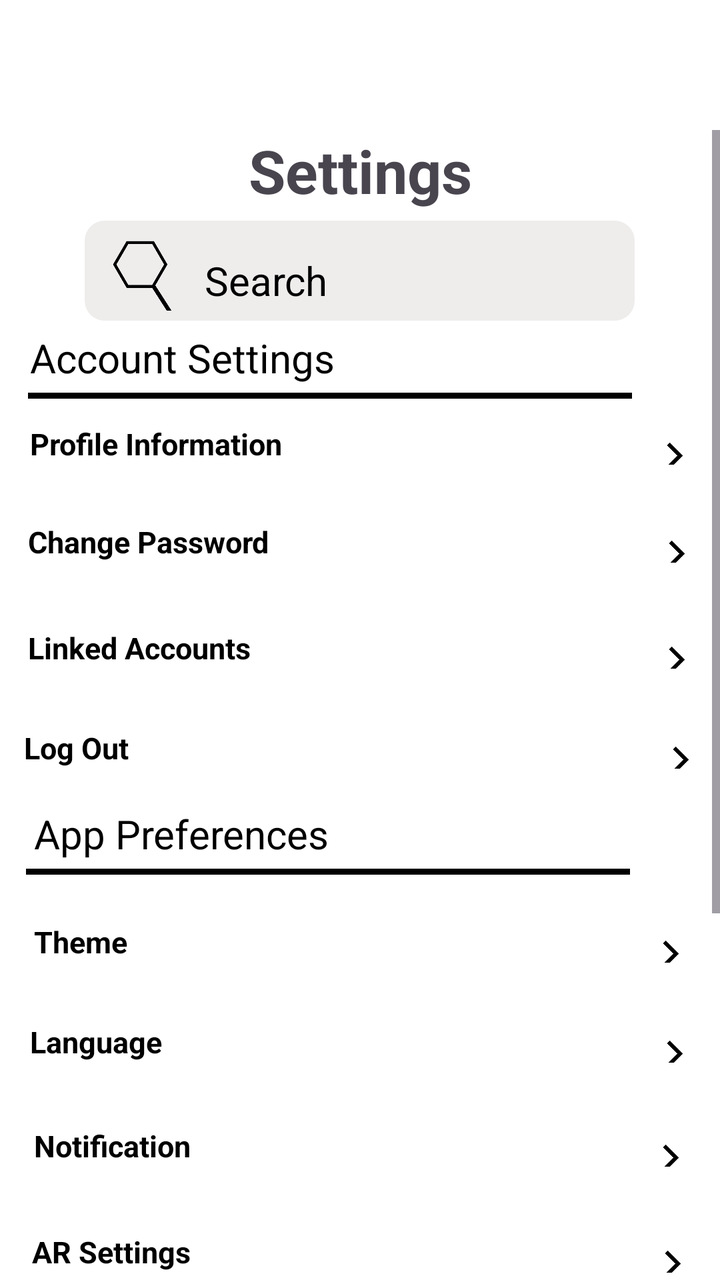
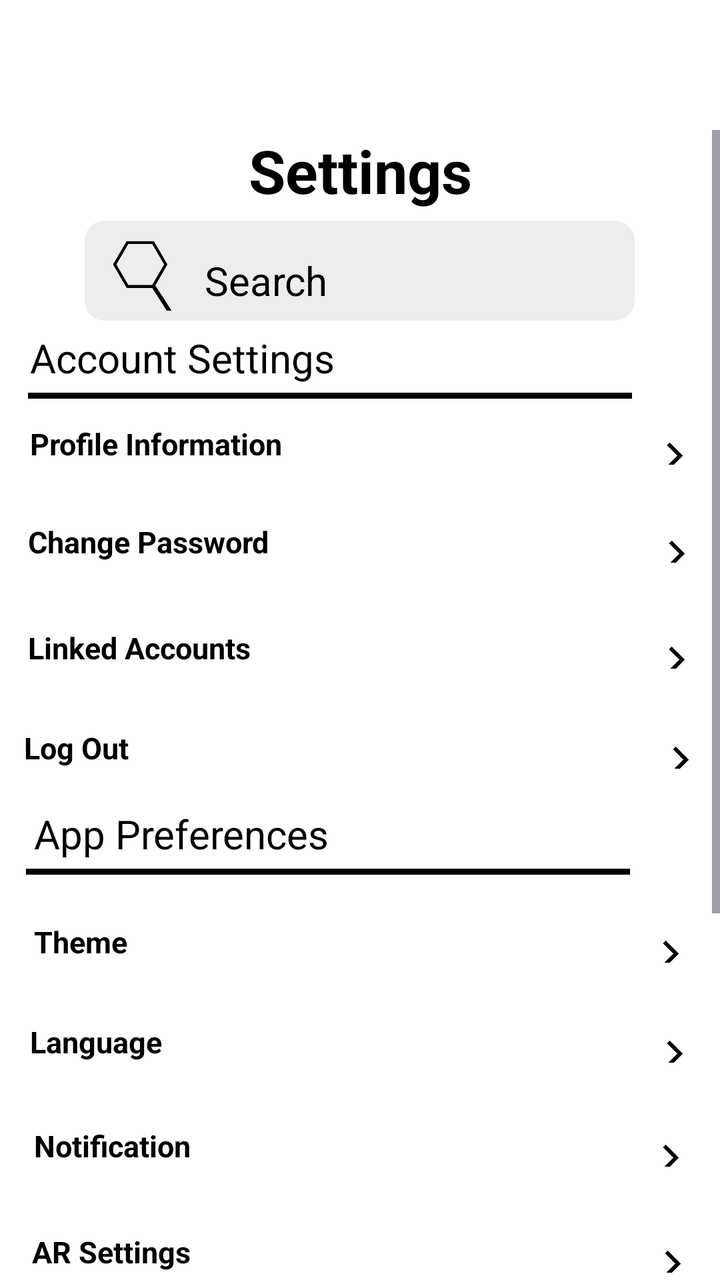

Two renders of the same Android screen: before a commit and after it. Below are the layout's source before the change and the commit's diff.
<!-- AndroidManifest.xml: application theme Theme.LayoutLab -->
<!-- res/layout/activity_settings.xml -->
<?xml version="1.0" encoding="utf-8"?>
<LinearLayout xmlns:android="http://schemas.android.com/apk/res/android"
    xmlns:app="http://schemas.android.com/apk/res-auto"
    xmlns:tools="http://schemas.android.com/tools"
    android:id="@+id/main"
    android:layout_width="match_parent"
    android:layout_height="match_parent"
    tools:context=".settings"
    android:orientation="vertical"
    android:background="@color/white">

    <LinearLayout
        android:layout_width="match_parent"
        android:layout_height="wrap_content"
        android:orientation="vertical">

        
        <LinearLayout
            android:layout_width="match_parent"
            android:layout_height="wrap_content"
            android:padding="5dp">

            <LinearLayout
                android:layout_width="0dp"
                android:layout_height="50dp"
                android:layout_weight="1"
                android:orientation="horizontal"
                android:gravity="start">

                <Button
                    android:id="@+id/btn_backSettings"
                    android:layout_width="50dp"
                    android:layout_height="50dp"
                    android:backgroundTint="@android:color/transparent"
                    android:foreground="@drawable/back_icon" />

            </LinearLayout>

            <LinearLayout
                android:layout_width="0dp"
                android:layout_height="50dp"
                android:layout_weight="1"
                android:orientation="horizontal"
                android:gravity="center">

                <com.google.android.material.button.MaterialButton
                    android:id="@+id/btn_logoHome"
                    android:layout_width="50dp"
                    android:layout_height="50dp"
                    android:foreground="@drawable/logo_transparent"
                    app:backgroundTint="@android:color/transparent"
                    android:clickable="false"/>

            </LinearLayout>

            <LinearLayout
                android:layout_width="0dp"
                android:layout_height="50dp"
                android:layout_weight="1"
                android:orientation="horizontal"
                android:gravity="start">


            </LinearLayout>

        </LinearLayout>


        <ScrollView
            android:layout_width="match_parent"
            android:layout_height="0dp"
            android:layout_weight="1"
            android:clipToPadding="false"
            android:paddingTop="5dp">

            <LinearLayout
                android:layout_width="match_parent"
                android:layout_height="wrap_content"
                android:orientation="vertical">

                
                <LinearLayout
                    android:layout_width="match_parent"
                    android:layout_height="wrap_content"
                    android:gravity="center">

                    <TextView
                        android:layout_width="match_parent"
                        android:layout_height="wrap_content"
                        android:textSize="30sp"
                        android:text="Settings"
                        android:textAlignment="center"
                        android:textStyle="bold"/>

                </LinearLayout>

                
                <LinearLayout
                    android:layout_width="match_parent"
                    android:layout_height="wrap_content"
                    android:gravity="center"
                    android:layout_margin="5dp">

                    <LinearLayout
                        android:layout_width="275dp"
                        android:layout_height="50dp"
                        android:orientation="horizontal"
                        android:padding="5dp"
                        android:background="@drawable/search">

                        <ImageView
                            android:layout_width="50dp"
                            android:layout_height="50dp"
                            android:background="@drawable/search_icon"/>


                        <EditText
                            android:id="@+id/etx_searchProfile"
                            android:layout_width="match_parent"
                            android:layout_height="50dp"
                            android:background="@android:color/transparent"
                            android:hint="@string/search"
                            android:inputType="text"
                            android:padding="3dp"
                            android:paddingStart="5dp"
                            android:paddingEnd="5sp"
                            android:textColorHint="@color/black"
                            android:textSize="20sp" />

                    </LinearLayout>

                </LinearLayout>

                <TextView
                    android:id="@+id/r0j7dhyzxbohl"
                    android:textColor="#000000"
                    android:textSize="20sp"
                    android:layout_marginBottom="4dp"
                    android:layout_marginStart="15dp"
                    android:layout_height="wrap_content"
                    android:layout_width="wrap_content"
                    android:text="Account Settings"
                    />
                <LinearLayout
                    android:id="@+id/r5jvzmlwnhjv"
                    android:layout_width="302dp"
                    android:layout_height="3dp"
                    android:background="#000000"
                    android:layout_marginBottom="12dp"
                    android:layout_marginHorizontal="14dp"
                    android:orientation="vertical">
                </LinearLayout>
                <LinearLayout
                    android:id="@+id/rqnszk14l15a"
                    android:layout_width="match_parent"
                    android:layout_height="wrap_content"
                    android:gravity="center_vertical"
                    android:layout_marginBottom="28dp"
                    android:layout_marginHorizontal="15dp"
                    android:orientation="horizontal">
                    <TextView
                        android:id="@+id/re6kdn0kv4v6"
                        android:textColor="#000000"
                        android:textSize="15sp"
                        android:textStyle="bold"
                        android:layout_height="wrap_content"
                        android:layout_width="wrap_content"
                        android:text="Profile Information"
                        />
                    <View
                        android:layout_width="0dp"
                        android:layout_height="0dp"
                        android:layout_weight="1"
                        />
                    <ImageView
                        android:id="@+id/rd6v9wwy13jk"
                        android:layout_width="15dp"
                        android:layout_height="15dp"
                        android:scaleX="-1"
                        android:layout_marginTop="6dp"
                        android:src="@drawable/back_icon"
                        android:scaleType="fitXY"
                        />
                </LinearLayout>
                <LinearLayout
                    android:id="@+id/r2fv7ewwj5oc"
                    android:layout_width="match_parent"
                    android:layout_height="wrap_content"
                    android:gravity="center_vertical"
                    android:layout_marginBottom="32dp"
                    android:layout_marginHorizontal="14dp"
                    android:orientation="horizontal">
                    <TextView
                        android:id="@+id/rc1psbbkwq9n"
                        android:textColor="#000000"
                        android:textSize="15sp"
                        android:textStyle="bold"
                        android:layout_height="wrap_content"
                        android:layout_width="wrap_content"
                        android:text="Change Password"
                        />
                    <View
                        android:layout_width="0dp"
                        android:layout_height="0dp"
                        android:layout_weight="1"
                        />
                    <ImageView
                        android:id="@+id/r0sjg36l9fxu"
                        android:layout_width="15dp"
                        android:layout_height="15dp"
                        android:scaleX="-1"
                        android:layout_marginTop="6dp"
                        android:src="@drawable/back_icon"
                        android:scaleType="fitXY"
                        />
                </LinearLayout>
                <LinearLayout
                    android:id="@+id/r1kok2t9bk5n"
                    android:layout_width="match_parent"
                    android:layout_height="wrap_content"
                    android:gravity="center_vertical"
                    android:layout_marginBottom="29dp"
                    android:layout_marginHorizontal="14dp"
                    android:orientation="horizontal">
                    <TextView
                        android:id="@+id/riiviqivxtej"
                        android:textColor="#000000"
                        android:textSize="15sp"
                        android:textStyle="bold"
                        android:layout_height="wrap_content"
                        android:layout_width="wrap_content"
                        android:text="Linked Accounts"
                        />
                    <View
                        android:layout_width="0dp"
                        android:layout_height="0dp"
                        android:layout_weight="1"
                        />
                    <ImageView
                        android:id="@+id/rh5e8zuo1i6c"
                        android:layout_width="15dp"
                        android:layout_height="15dp"
                        android:scaleX="-1"
                        android:layout_marginTop="6dp"
                        android:src="@drawable/back_icon"
                        android:scaleType="fitXY"
                        />
                </LinearLayout>
                <LinearLayout
                    android:id="@+id/rlq5dfus83i"
                    android:layout_width="match_parent"
                    android:layout_height="wrap_content"
                    android:gravity="center_vertical"
                    android:layout_marginBottom="19dp"
                    android:layout_marginHorizontal="12dp"
                    android:orientation="horizontal">
                    <TextView
                        android:id="@+id/r44x8f1nhm3s"
                        android:textColor="#000000"
                        android:textSize="15sp"
                        android:textStyle="bold"
                        android:layout_height="wrap_content"
                        android:layout_width="wrap_content"
                        android:text="Log Out"
                        />
                    <View
                        android:layout_width="0dp"
                        android:layout_height="0dp"
                        android:layout_weight="1"
                        />
                    <ImageView
                        android:id="@+id/rox7k5v81tv"
                        android:layout_width="15dp"
                        android:layout_height="15dp"
                        android:scaleX="-1"
                        android:layout_marginTop="6dp"
                        android:src="@drawable/back_icon"
                        android:scaleType="fitXY"
                        />
                </LinearLayout>
                <TextView
                    android:id="@+id/rlu7jut4o3b"
                    android:textColor="#000000"
                    android:textSize="20sp"
                    android:layout_marginBottom="4dp"
                    android:layout_marginStart="17dp"
                    android:layout_height="wrap_content"
                    android:layout_width="wrap_content"
                    android:text="App Preferences"
                    />
                <LinearLayout
                    android:id="@+id/rqyuon6hni3j"
                    android:layout_width="302dp"
                    android:layout_height="3dp"
                    android:background="#000000"
                    android:layout_marginBottom="23dp"
                    android:layout_marginHorizontal="13dp"
                    android:orientation="vertical">
                </LinearLayout>
                <LinearLayout
                    android:id="@+id/ri576s8ifgv"
                    android:layout_width="match_parent"
                    android:layout_height="wrap_content"
                    android:gravity="center_vertical"
                    android:layout_marginBottom="29dp"
                    android:layout_marginHorizontal="17dp"
                    android:orientation="horizontal">
                    <TextView
                        android:id="@+id/rb426x6wstl"
                        android:textColor="#000000"
                        android:textSize="15sp"
                        android:textStyle="bold"
                        android:layout_height="wrap_content"
                        android:layout_width="wrap_content"
                        android:text="Theme"
                        />
                    <View
                        android:layout_width="0dp"
                        android:layout_height="0dp"
                        android:layout_weight="1"
                        />
                    <ImageView
                        android:id="@+id/rvlj6xjopkyk"
                        android:layout_width="15dp"
                        android:layout_height="15dp"
                        android:scaleX="-1"
                        android:layout_marginTop="6dp"
                        android:src="@drawable/back_icon"
                        android:scaleType="fitXY"
                        />
                </LinearLayout>
                <LinearLayout
                    android:id="@+id/reh1a0lr5c05"
                    android:layout_width="match_parent"
                    android:layout_height="wrap_content"
                    android:gravity="center_vertical"
                    android:layout_marginBottom="31dp"
                    android:layout_marginHorizontal="15dp"
                    android:orientation="horizontal">
                    <TextView
                        android:id="@+id/rew25xgbzt3"
                        android:textColor="#000000"
                        android:textSize="15sp"
                        android:textStyle="bold"
                        android:layout_height="wrap_content"
                        android:layout_width="wrap_content"
                        android:text="Language"
                        />
                    <View
                        android:layout_width="0dp"
                        android:layout_height="0dp"
                        android:layout_weight="1"
                        />
                    <ImageView
                        android:id="@+id/rb7fxvnf3lpn"
                        android:layout_width="15dp"
                        android:layout_height="15dp"
                        android:scaleX="-1"
                        android:layout_marginTop="6dp"
                        android:src="@drawable/back_icon"
                        android:scaleType="fitXY"
                        />
                </LinearLayout>
                <LinearLayout
                    android:id="@+id/rvo4vd94v74l"
                    android:layout_width="match_parent"
                    android:layout_height="wrap_content"
                    android:gravity="center_vertical"
                    android:layout_marginBottom="32dp"
                    android:layout_marginHorizontal="17dp"
                    android:orientation="horizontal">
                    <TextView
                        android:id="@+id/r1k0n497utd"
                        android:textColor="#000000"
                        android:textSize="15sp"
                        android:textStyle="bold"
                        android:layout_height="wrap_content"
                        android:layout_width="wrap_content"
                        android:text="Notification"
                        />
                    <View
                        android:layout_width="0dp"
                        android:layout_height="0dp"
                        android:layout_weight="1"
                        />
                    <ImageView
                        android:id="@+id/rbiwfhlr36j"
                        android:layout_width="15dp"
                        android:layout_height="15dp"
                        android:scaleX="-1"
                        android:layout_marginTop="6dp"
                        android:src="@drawable/back_icon"
                        android:scaleType="fitXY"
                        />
                </LinearLayout>
                <LinearLayout
                    android:id="@+id/rupewp4p50di"
                    android:layout_width="match_parent"
                    android:layout_height="wrap_content"
                    android:gravity="center_vertical"
                    android:layout_marginBottom="34dp"
                    android:layout_marginHorizontal="16dp"
                    android:orientation="horizontal">
                    <TextView
                        android:id="@+id/rv4zsw8g70w"
                        android:textColor="#000000"
                        android:textSize="15sp"
                        android:textStyle="bold"
                        android:layout_height="wrap_content"
                        android:layout_width="wrap_content"
                        android:text="AR Settings"
                        />
                    <View
                        android:layout_width="0dp"
                        android:layout_height="0dp"
                        android:layout_weight="1"
                        />
                    <ImageView
                        android:id="@+id/rhzvq7su9jhc"
                        android:layout_width="15dp"
                        android:layout_height="15dp"
                        android:scaleX="-1"
                        android:layout_marginTop="6dp"
                        android:src="@drawable/back_icon"
                        android:scaleType="fitXY"
                        />
                </LinearLayout>
                <LinearLayout
                    android:id="@+id/rdv5u73ycx6"
                    android:layout_width="match_parent"
                    android:layout_height="wrap_content"
                    android:gravity="center_vertical"
                    android:layout_marginBottom="29dp"
                    android:layout_marginHorizontal="18dp"
                    android:orientation="horizontal">
                    <TextView
                        android:id="@+id/ren49v1yyeil"
                        android:textColor="#000000"
                        android:textSize="15sp"
                        android:textStyle="bold"
                        android:layout_height="wrap_content"
                        android:layout_width="wrap_content"
                        android:text="Updates"
                        />
                    <View
                        android:layout_width="0dp"
                        android:layout_height="0dp"
                        android:layout_weight="1"
                        />
                    <ImageView
                        android:id="@+id/rcseg1i7ppy9"
                        android:layout_width="15dp"
                        android:layout_height="15dp"
                        android:scaleX="-1"
                        android:layout_marginTop="6dp"
                        android:src="@drawable/back_icon"
                        android:scaleType="fitXY"
                        />
                </LinearLayout>
                <TextView
                    android:id="@+id/rjeyezbwm8sm"
                    android:textColor="#000000"
                    android:textSize="20sp"
                    android:layout_marginBottom="3dp"
                    android:layout_marginStart="19dp"
                    android:layout_height="wrap_content"
                    android:layout_width="wrap_content"
                    android:text="Privacy Settings"
                    />
                <LinearLayout
                    android:id="@+id/rfflrllxukcd"
                    android:layout_width="302dp"
                    android:layout_height="3dp"
                    android:background="#000000"
                    android:layout_marginBottom="23dp"
                    android:layout_marginHorizontal="16dp"
                    android:orientation="vertical">
                </LinearLayout>
                <LinearLayout
                    android:id="@+id/rjdhq173vwmm"
                    android:layout_width="match_parent"
                    android:layout_height="wrap_content"
                    android:gravity="center_vertical"
                    android:layout_marginBottom="28dp"
                    android:layout_marginHorizontal="15dp"
                    android:orientation="horizontal">
                    <TextView
                        android:id="@+id/r57br8m3a4ra"
                        android:textColor="#000000"
                        android:textSize="15sp"
                        android:textStyle="bold"
                        android:layout_height="wrap_content"
                        android:layout_width="wrap_content"
                        android:text="Visibility of Shared Designs"
                        />
                    <View
                        android:layout_width="0dp"
                        android:layout_height="0dp"
                        android:layout_weight="1"
                        />
                    <ImageView
                        android:id="@+id/rll01qtkmm69"
                        android:layout_width="15dp"
                        android:layout_height="15dp"
                        android:scaleX="-1"
                        android:layout_marginTop="6dp"
                        android:src="@drawable/back_icon"
                        android:scaleType="fitXY"
                        />
                </LinearLayout>
                <LinearLayout
                    android:id="@+id/r30swzqczlg8"
                    android:layout_width="match_parent"
                    android:layout_height="wrap_content"
                    android:gravity="center_vertical"
                    android:layout_marginBottom="28dp"
                    android:layout_marginHorizontal="17dp"
                    android:orientation="horizontal">
                    <TextView
                        android:id="@+id/reifkj5swvpf"
                        android:textColor="#000000"
                        android:textSize="15sp"
                        android:textStyle="bold"
                        android:layout_height="wrap_content"
                        android:layout_width="wrap_content"
                        android:text="Profile Privacy"
                        />
                    <View
                        android:layout_width="0dp"
                        android:layout_height="0dp"
                        android:layout_weight="1"
                        />
                    <ImageView
                        android:id="@+id/r74182id1uw6"
                        android:layout_width="15dp"
                        android:layout_height="15dp"
                        android:scaleX="-1"
                        android:layout_marginTop="6dp"
                        android:src="@drawable/back_icon"
                        android:scaleType="fitXY"
                        />
                </LinearLayout>
                <LinearLayout
                    android:id="@+id/r31nsei9p9f6"
                    android:layout_width="match_parent"
                    android:layout_height="wrap_content"
                    android:layout_marginHorizontal="16dp"
                    android:clipChildren="false"
                    android:clipToPadding="false"
                    android:orientation="horizontal">
                    <LinearLayout
                        android:id="@+id/rfeezdbi9kjg"
                        android:layout_width="138dp"
                        android:layout_height="wrap_content"
                        android:gravity="center_vertical"
                        android:clipChildren="false"
                        android:clipToPadding="false"
                        android:orientation="horizontal">
                        <LinearLayout
                            android:id="@+id/rkzuquhpilwp"
                            android:layout_width="0dp"
                            android:layout_height="wrap_content"
                            android:layout_weight="1"
                            android:clipChildren="false"
                            android:clipToPadding="false"
                            android:orientation="vertical">
                            <TextView
                                android:id="@+id/ra1twa5mfe1m"
                                android:textColor="#000000"
                                android:textSize="15sp"
                                android:textStyle="bold"
                                android:layout_height="wrap_content"
                                android:layout_width="wrap_content"
                                android:text="Data Sharing"
                                />
                            <TextView
                                android:id="@+id/rr95qtztcb"
                                android:textColor="#FFFFFF"
                                android:textSize="15sp"
                                android:textStyle="bold"
                                android:layout_marginTop="-4dp"
                                android:layout_height="wrap_content"
                                android:layout_width="match_parent"
                                android:layout_weight="1"
                                android:gravity="center"
                                android:text="Account"
                                />
                        </LinearLayout>
                    </LinearLayout>
                    <View
                        android:layout_width="0dp"
                        android:layout_height="0dp"
                        android:layout_weight="1"
                        />
                    <ImageView
                        android:id="@+id/r9jgfxa4zbmu"
                        android:layout_width="15dp"
                        android:layout_height="15dp"
                        android:scaleX="-1"
                        android:layout_marginTop="6dp"
                        android:src="@drawable/back_icon"
                        android:scaleType="fitXY"
                        />
                </LinearLayout>

























            </LinearLayout>

        </ScrollView>

    </LinearLayout>

</LinearLayout>
<!-- resources referenced by this layout -->
<resources>
  <color name="black">#FF000000</color>
  <color name="white">#FFFFFFFF</color>
  <!-- drawable back_icon: png bitmap (drawable, 28075 bytes) -->
  <!-- drawable logo_transparent: png bitmap (drawable, 37070 bytes) -->
  <!-- drawable search (drawable) -->
  <?xml version="1.0" encoding="UTF-8"?>
  <shape
      xmlns:android="http://schemas.android.com/apk/res/android">
      <solid
          android:color="#EFECEC"
          />
      <corners
          android:radius="10dp"
          />
  </shape>
  <!-- drawable search_icon: png bitmap (drawable, 32151 bytes) -->
  <string name="search">Search</string>
  <style name="Theme.LayoutLab" parent="Base.Theme.LayoutLab" />
  <style name="Base.Theme.LayoutLab" parent="Theme.Material3.DayNight.NoActionBar">
          
          
      </style>
</resources>

<!-- the commit's change to res/layout/activity_settings.xml (unified diff, before → after) -->
@@ -90,6 +90,7 @@
                         android:textSize="30sp"
                         android:text="Settings"
                         android:textAlignment="center"
+                        android:textColor="@color/black"
                         android:textStyle="bold"/>
 
                 </LinearLayout>
